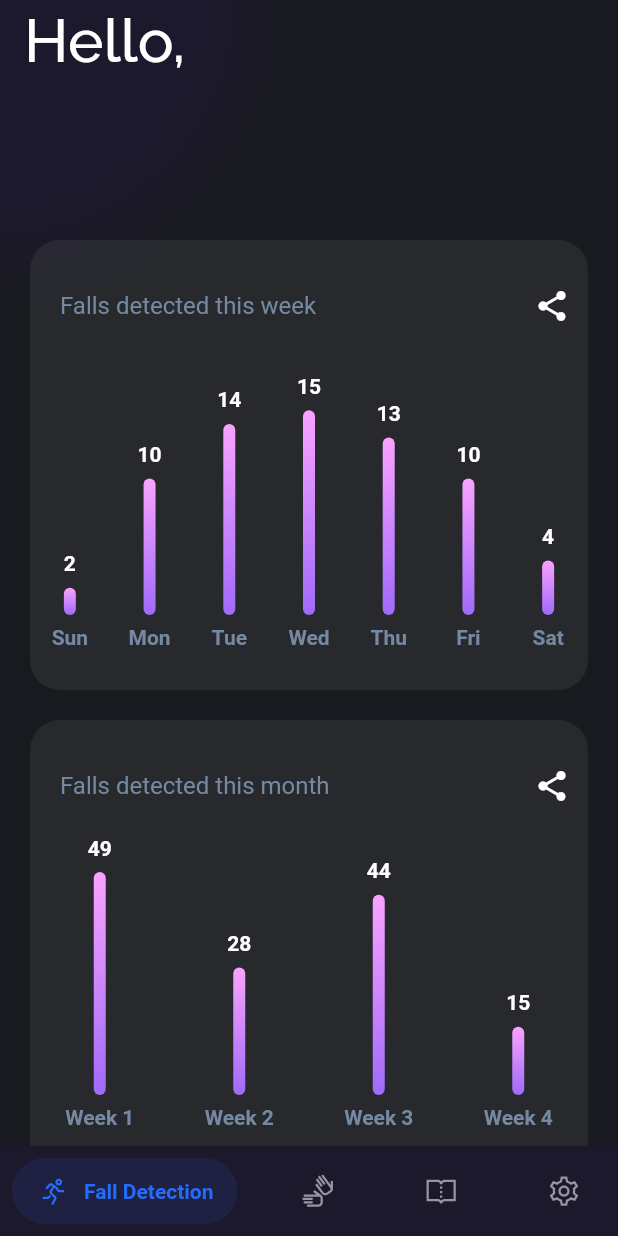
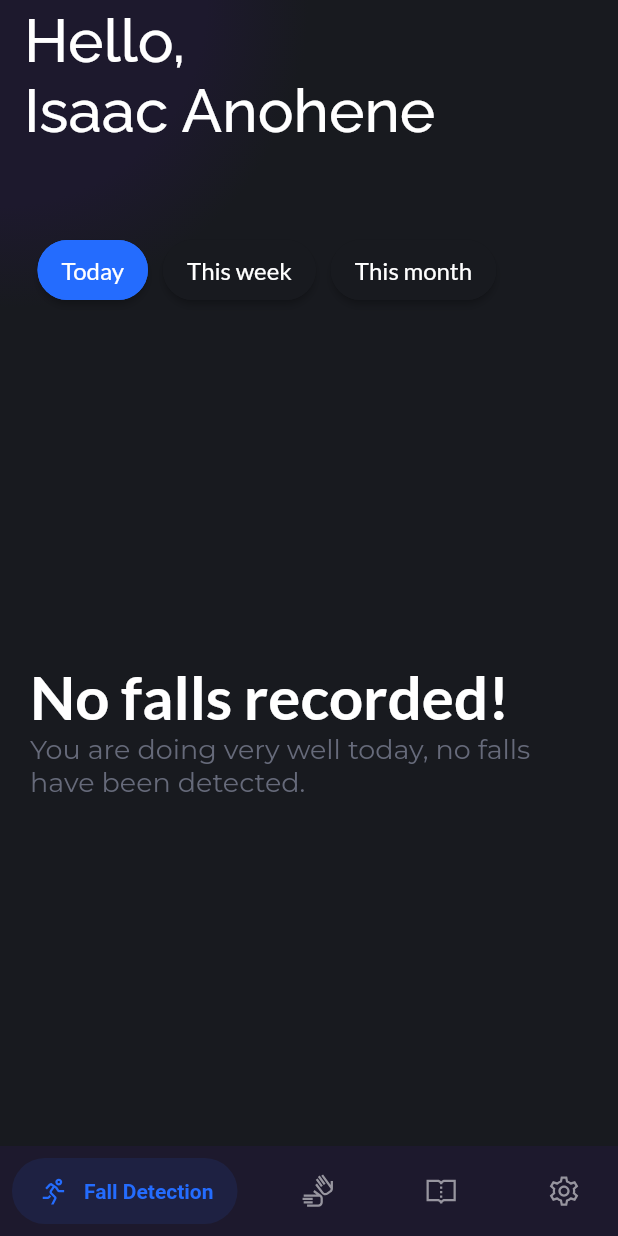
Before and after one commit to anohene1/companera, a Flutter app: the HomeScreen screen opened directly, on a phone screen of 412 x 824 dp. Run offline on Flutter 3.47's test engine with Material 2 defaults, Android fonts, the phone set to English and light mode, and no system bars; drawn by our look-alikes of fl_chart, salomon_bottom_bar; our stand-ins replace firebase_auth, firebase_core, google_fonts, google_sign_in, line_icons; missing offline and left inert: flutter_platform_alert; accounts and stored records are empty.

Commit message:
implement tabs for fall detection screen

```diff
--- /dev/null
+++ b/lib/model/fall_detection_tab.dart
@@ -0,0 +1,6 @@
+class FallDetectionTab {
+ final String title;
+  bool isSelected;
+
+  FallDetectionTab({required this.title, this.isSelected = false});
+}
--- /dev/null
+++ b/lib/providers/fall_detection_tabs.dart
@@ -0,0 +1,31 @@
+import 'dart:collection';
+
+import 'package:flutter/cupertino.dart';
+
+import '../model/fall_detection_tab.dart';
+
+class FallDetectionTabs extends ChangeNotifier {
+  List<FallDetectionTab> fallDetectionTabs = [
+    FallDetectionTab(title: 'Today', isSelected: true),
+    FallDetectionTab(title: 'This week'),
+    FallDetectionTab(title: 'This month'),
+  ];
+
+  UnmodifiableListView<FallDetectionTab> get tabs {
+    return UnmodifiableListView(fallDetectionTabs);
+  }
+
+  void setSelectStatus(FallDetectionTab tab, bool selected){
+    tab.isSelected = selected;
+    notifyListeners();
+  }
+
+  void deselectAllCategories(){
+    fallDetectionTabs.forEach((element) {element.isSelected = false;});
+    notifyListeners();
+  }
+
+  int get tabsCount {
+    return fallDetectionTabs.length;
+  }
+}
--- a/lib/view/pages/fall_detection.dart
+++ /dev/null
@@ -1,28 +0,0 @@
-import 'package:companera/view/widgets/monthly_fall_bar_chart.dart';
-import 'package:companera/view/widgets/weekly_fall_bar_chart.dart';
-import 'package:flutter/material.dart';
-
-class FallDetectionScreen extends StatefulWidget {
-  const FallDetectionScreen({Key? key}) : super(key: key);
-
-  @override
-  State<FallDetectionScreen> createState() => _FallDetectionScreenState();
-}
-
-class _FallDetectionScreenState extends State<FallDetectionScreen> {
-  @override
-  Widget build(BuildContext context) {
-    return Padding(
-      padding: EdgeInsets.symmetric(horizontal: 20),
-      child: SingleChildScrollView(
-        child: Column(
-          children: [
-            WeeklyFallChart(),
-            SizedBox(height: 20,),
-            MonthlyFallChart(),
-          ],
-        ),
-      ),
-    );
-  }
-}
--- /dev/null
+++ b/lib/view/pages/fall_detection/fall_detection.dart
@@ -0,0 +1,65 @@
+import 'package:companera/providers/fall_detection_tabs.dart';
+import 'package:companera/view/pages/fall_detection/this_month.dart';
+import 'package:companera/view/pages/fall_detection/this_week.dart';
+import 'package:companera/view/pages/fall_detection/today.dart';
+import 'package:companera/view/widgets/monthly_fall_bar_chart.dart';
+import 'package:companera/view/widgets/tab_button.dart';
+import 'package:companera/view/widgets/weekly_fall_bar_chart.dart';
+import 'package:flutter/material.dart';
+import 'package:provider/provider.dart';
+
+class FallDetectionScreen extends StatefulWidget {
+  const FallDetectionScreen({Key? key}) : super(key: key);
+
+  @override
+  State<FallDetectionScreen> createState() => _FallDetectionScreenState();
+}
+
+class _FallDetectionScreenState extends State<FallDetectionScreen> {
+
+
+  int currentIndex = 0;
+
+  @override
+  Widget build(BuildContext context) {
+    return Padding(
+      padding: EdgeInsets.symmetric(horizontal: 20),
+      child: Column(
+        children: [
+          Container(
+            height: 40,
+            margin: EdgeInsets.only(bottom: 10),
+            child: Consumer<FallDetectionTabs>(
+              builder: (context, tabs, child) {
+                return ListView.builder(
+                  scrollDirection: Axis.horizontal,
+                  itemCount: tabs.tabsCount,
+                  itemBuilder: (context, index) {
+                    final tab = tabs.tabs[index];
+                    return PrimaryTabButton(buttonText: tab.title, isSelected: tab.isSelected, onTap: () {
+                      tabs.deselectAllCategories();
+                      tabs.setSelectStatus(tab, true);
+                      setState(() {
+                        currentIndex = index;
+                      });
+                    },);
+                  },
+                );
+              },
+            ),
+          ),
+          Expanded(
+            child: IndexedStack(
+              index: currentIndex,
+              children: [
+                Today(),
+                ThisWeek(),
+                ThisMonth()
+              ],
+            )
+          ),
+        ],
+      ),
+    );
+  }
+}
--- /dev/null
+++ b/lib/view/pages/fall_detection/today.dart
@@ -0,0 +1,20 @@
+import 'package:flutter/material.dart';
+import 'package:google_fonts/google_fonts.dart';
+
+import '../../../constants/app-colors.dart';
+
+class Today extends StatelessWidget {
+  const Today({Key? key}) : super(key: key);
+
+  @override
+  Widget build(BuildContext context) {
+    return Column(
+      mainAxisAlignment: MainAxisAlignment.center,
+      crossAxisAlignment: CrossAxisAlignment.start,
+      children: [
+        Text('No falls recorded!', style: GoogleFonts.lato(color: Colors.white, fontSize: 40, fontWeight: FontWeight.bold),),
+        Text('You are doing very well today, no falls have been detected.', style: GoogleFonts.montserrat(fontSize: 18, color: HexColor.fromHex("666A7A")),)
+      ],
+    );
+  }
+}
--- a/lib/view/pages/home.dart
+++ b/lib/view/pages/home.dart
@@ -1,6 +1,6 @@
 import 'package:companera/services/authentication.dart';
 import 'package:companera/view/pages/auth.dart';
-import 'package:companera/view/pages/fall_detection.dart';
+import 'package:companera/view/pages/fall_detection/fall_detection.dart';
 import 'package:companera/view/pages/settings.dart';
 import 'package:companera/view/pages/sign_language.dart';
 import 'package:companera/view/pages/text_recoginition.dart';
@@ -37,7 +37,8 @@ class _HomeScreenState extends State<HomeScreen> {
         elevation: 0,
         toolbarHeight: 100,
         title: Text(
-          "Hello, \n${AuthService().signedInUser?.displayName}",
+          // "Hello, \n${AuthService().signedInUser?.displayName}",
+          "Hello, \nIsaac Anohene",
           style: GoogleFonts.raleway(
               // fontWeight: FontWeight.bold,
               fontSize: 40,
--- /dev/null
+++ b/lib/view/widgets/tab_button.dart
@@ -0,0 +1,32 @@
+import 'package:flutter/material.dart';
+import 'package:google_fonts/google_fonts.dart';
+
+import '../../constants/app-colors.dart';
+
+class PrimaryTabButton extends StatelessWidget {
+  final String buttonText;
+  final VoidCallback onTap;
+  final bool isSelected;
+  const PrimaryTabButton(
+      {Key? key, required this.onTap, required this.buttonText, required this.isSelected})
+      : super(key: key);
+
+  @override
+  Widget build(BuildContext context) {
+    return Container(
+      padding: EdgeInsets.symmetric(horizontal: 5),
+      child: ElevatedButton(
+          onPressed: onTap,
+          style: ButtonStyle(
+              backgroundColor: isSelected
+                  ? MaterialStateProperty.all<Color>(HexColor.fromHex("246CFE"))
+                  : MaterialStateProperty.all<Color>(HexColor.fromHex("181A1F")),
+              shape: MaterialStateProperty.all<RoundedRectangleBorder>(RoundedRectangleBorder(
+                  borderRadius: BorderRadius.circular(50.0),
+                  side: isSelected
+                      ? BorderSide(color: HexColor.fromHex("246CFE"))
+                      : BorderSide(color: HexColor.fromHex("181A1F"))))),
+          child: Text(buttonText, style: GoogleFonts.lato(fontSize: 16, color: Colors.white)))
+    );
+  }
+}
```
Also changed, not shown: lib/main.dart (+8 -1 lines), lib/view/pages/fall_detection/this_month.dart (added, +17 -0 lines), lib/view/pages/fall_detection/this_week.dart (added, +17 -0 lines).
